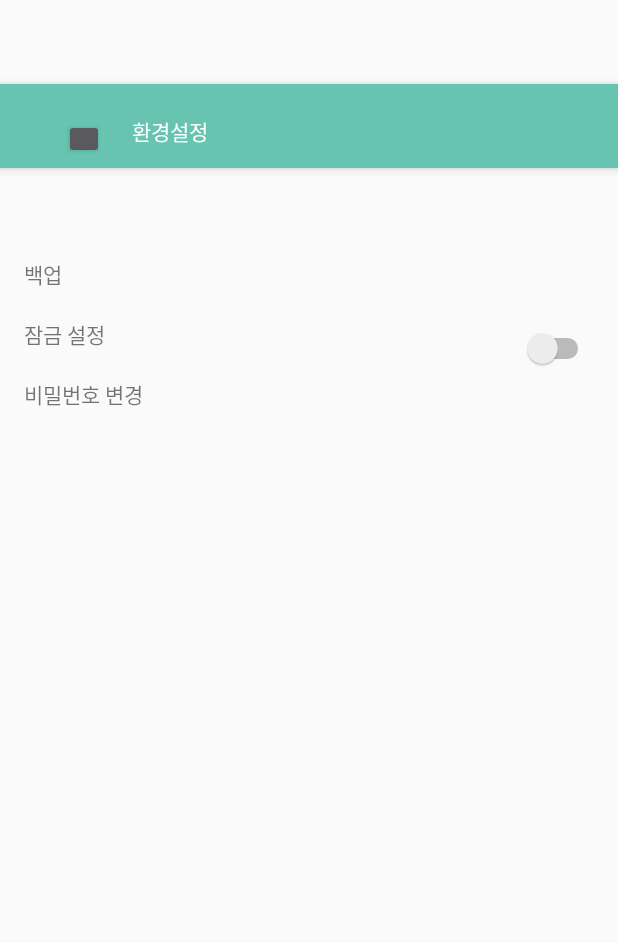
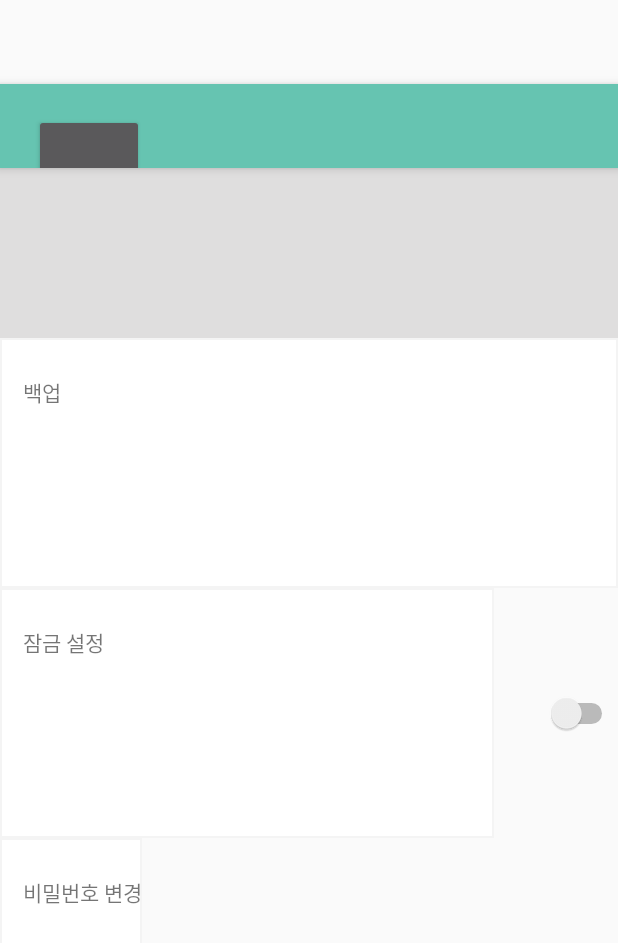
Before and after one commit to ohdoking/Dansoon, an Android app: the layout activity_setting.xml on its own in the app's theme, with its tools: preview values and no code run, on a phone screen of 412 x 824 dp. Shown: the top 943 px of the screen. Run offline under Robolectric (Android 15) with nearby library versions, the phone set to English and light mode, and no system bars; Roboto replaces fonts that are not available here.

Commit message:
update xml

```diff
--- /dev/null
+++ b/app/src/main/res/drawable-xhdpi/xml_blank.xml
@@ -0,0 +1,9 @@
+<?xml version="1.0" encoding="utf-8"?>
+<layer-list xmlns:android="http://schemas.android.com/apk/res/android" >
+    <item>
+        <shape android:shape="rectangle">
+            <stroke android:width="3dp" android:color="#dfdede" />
+            <solid android:color="#dfdede" />
+        </shape>
+    </item>
+</layer-list>
--- /dev/null
+++ b/app/src/main/res/drawable-xhdpi/xml_listborder.xml
@@ -0,0 +1,9 @@
+<?xml version="1.0" encoding="utf-8"?>
+<layer-list xmlns:android="http://schemas.android.com/apk/res/android" >
+    <item>
+        <shape android:shape="rectangle">
+            <stroke android:width="1dp" android:color="#f4f4f4" />
+            <solid android:color="#ffffff" />
+        </shape>
+    </item>
+</layer-list>
--- a/app/src/main/res/layout/activity_setting.xml
+++ b/app/src/main/res/layout/activity_setting.xml
@@ -27,19 +27,19 @@
             android:layout_height="match_parent">
             <Button
                 android:id="@+id/button"
-                android:layout_width="40px"
-                android:layout_height="40px"
-                android:layout_marginStart="40px"
-                android:layout_marginTop="35px"
-                android:layout_marginBottom="36px"
+                android:layout_width="110px"
+                android:layout_height="140px"
+                android:layout_marginStart="10px"
+                android:layout_marginTop="30px"
+                android:layout_marginBottom="100px"
                 />
             <TextView
-                android:layout_width="176px"
-                android:layout_height="40px"
+                android:layout_width="400px"
+                android:layout_height="100px"
                 android:text="환경설정"
-                android:layout_marginStart="28px"
-                android:layout_marginTop="18px"
-                android:layout_marginBottom="36px"
+                android:layout_marginStart="20px"
+                android:layout_marginTop="25px"
+                android:layout_marginBottom="100px"
                 android:textColor="#ffffff"/>
         </LinearLayout>
 
--- a/app/src/main/res/layout/content_setting.xml
+++ b/app/src/main/res/layout/content_setting.xml
@@ -5,9 +5,7 @@
     android:layout_width="match_parent"
     android:layout_height="match_parent"
     android:paddingBottom="@dimen/activity_vertical_margin"
-    android:paddingLeft="@dimen/activity_horizontal_margin"
-    android:paddingRight="@dimen/activity_horizontal_margin"
-    android:paddingTop="@dimen/activity_vertical_margin"
+
     app:layout_behavior="@string/appbar_scrolling_view_behavior"
     tools:context="com.ohdoking.dansoondiary.activity.SettingActivity"
     tools:showIn="@layout/activity_setting">
@@ -18,22 +16,50 @@
         android:orientation="vertical">
 
         <TextView
+            android:id="@+id/blank"
+            android:layout_width="match_parent"
+            android:layout_height="170px"
+            android:background="@drawable/xml_blank"
+            />
+
+    <LinearLayout
+        android:orientation="horizontal"
+        android:layout_width="wrap_content"
+        android:layout_height="wrap_content"
+        android:background="@drawable/xml_listborder">
+
+        <TextView
             android:id="@+id/backup"
             android:layout_width="match_parent"
-            android:layout_height="60px"
-            android:layout_marginTop="44dp"
-            android:text="@string/setting_backup"/>
+            android:layout_height="250px"
+            android:paddingStart="15dp"
+            android:paddingTop="25dp"
+            android:text="@string/setting_backup"
+           />
+        <ImageView
+            android:layout_width="100px"
+            android:layout_height="100px"
+            android:layout_marginStart="1100px"
+            android:layout_marginTop="100px"
+            android:background="@drawable/cccc"
+            />
+    </LinearLayout>
+
 
         <LinearLayout
-            android:layout_height="60px"
+            android:layout_height="250px"
             android:layout_width="match_parent"
             android:orientation="horizontal">
+
 
             <TextView
                 android:layout_width="0dp"
                 android:layout_height="match_parent"
                 android:layout_weight="0.8"
-                android:text="@string/setting_lock"/>
+                android:text="@string/setting_lock"
+                android:background="@drawable/xml_listborder"
+                android:paddingStart="15dp"
+                android:paddingTop="25dp"/>
 
             <Switch
                 android:id="@+id/lock"
@@ -42,13 +68,28 @@
                 android:layout_height="match_parent" />
 
         </LinearLayout>
-
+<LinearLayout
+    android:orientation="horizontal"
+    android:layout_width="match_parent"
+    android:layout_height="match_parent">
         <TextView
             android:id="@+id/passwordChange"
-            android:layout_width="match_parent"
-            android:layout_height="60px"
-            android:text="@string/setting_password_change"/>
+            android:layout_width="wrap_content"
+            android:layout_height="250px"
+            android:text="@string/setting_password_change"
+            android:background="@drawable/xml_listborder"
+            android:paddingStart="15dp"
+            android:paddingTop="25dp"/>
+        <ImageView
+            android:id="@+id/button2"
+            android:layout_width="100px"
+            android:layout_height="100px"
+            android:layout_marginStart ="900px"
+            android:background="@drawable/cccc"
+            android:layout_marginTop="100px"
+            />
 
+</LinearLayout>
     </LinearLayout>
 
 </LinearLayout>
--- a/app/src/main/res/values-v21/styles.xml
+++ b/app/src/main/res/values-v21/styles.xml
@@ -5,5 +5,6 @@
         <item name="windowNoTitle">true</item>
         <item name="android:windowDrawsSystemBarBackgrounds">true</item>
         <item name="android:statusBarColor">@color/colorStatusbar</item>
+        <item name="android:windowBackground">@color/colorHY</item>
     </style>
 </resources>
--- a/app/src/main/res/values/colors.xml
+++ b/app/src/main/res/values/colors.xml
@@ -6,4 +6,5 @@
 
     <color name="colorAppMain">#66c4b1</color>
     <color name="colorStatusbar">#4fb49c</color>
+    <color name="colorHY">#ffffff</color>
 </resources>
--- a/app/src/main/res/values/styles.xml
+++ b/app/src/main/res/values/styles.xml
@@ -11,6 +11,7 @@
     <style name="AppTheme.NoActionBar">
         <item name="windowActionBar">false</item>
         <item name="windowNoTitle">true</item>
+        <item name="android:windowBackground">@color/caldroid_black</item>
     </style>
 
     <style name="AppTheme.AppBarOverlay" parent="ThemeOverlay.AppCompat.Dark.ActionBar" >
```
Also changed, not shown: app/src/main/res/drawable-xhdpi/textline.xml (added, +20 -0 lines), app/src/main/res/layout/activity_icon_list.xml (+32 -1 lines), app/src/main/res/layout/content_icon_list.xml (+32 -3 lines), app/src/main/res/drawable-xhdpi/a.png (added), app/src/main/res/drawable-xhdpi/b.png (added), app/src/main/res/drawable-xhdpi/c.png (added), app/src/main/res/drawable-xhdpi/cccc.png (added), app/src/main/res/drawable-xhdpi/d.png (added).
